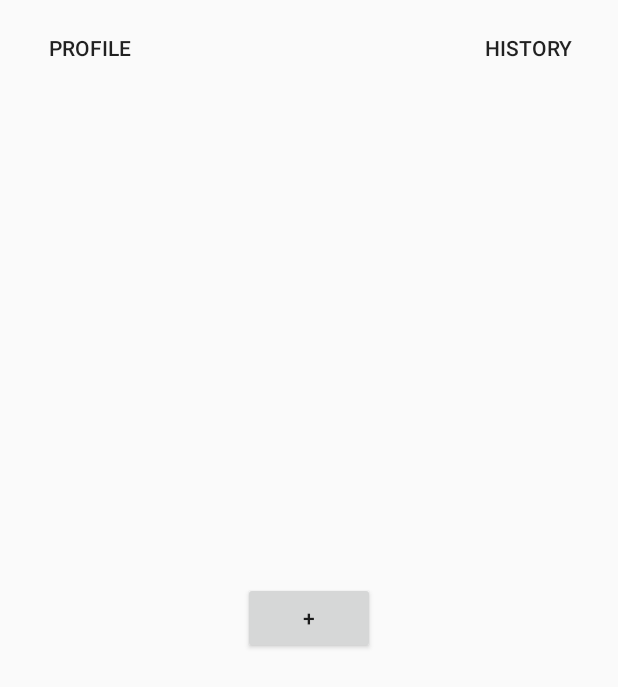
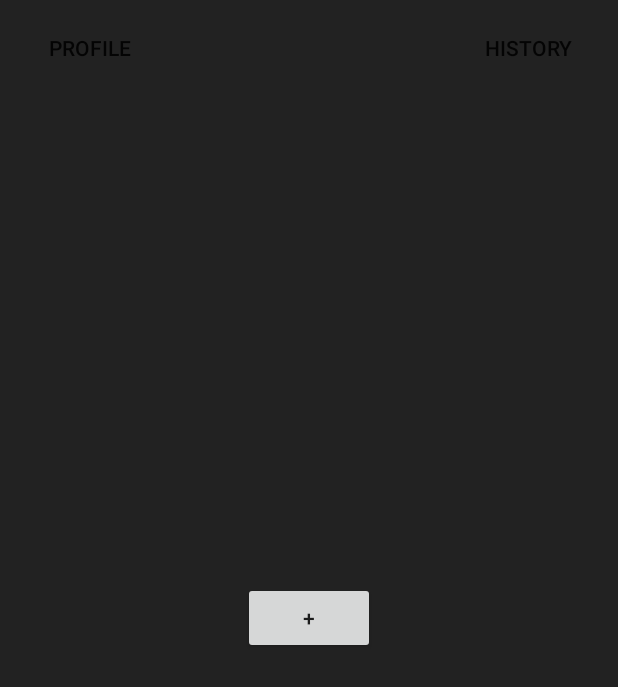
Before and after one commit to berkecankocyigit/CS394-Project, an Android app: the screen it shows after launch (MainActivity), on a phone screen of 412 x 824 dp. Shown: the top 687 px of the screen. Run offline under Robolectric (Android 15) with nearby library versions, the phone set to English and light mode, and no system bars; our stand-ins replace data binding, navigation-ui.

Commit message:
Update activity_main.xml
changed the background color

```diff
--- a/app/src/main/res/layout/activity_main.xml
+++ b/app/src/main/res/layout/activity_main.xml
@@ -1,13 +1,14 @@
 <?xml version="1.0" encoding="utf-8"?>
-<androidx.drawerlayout.widget.DrawerLayout xmlns:android="http://schemas.android.com/apk/res/android"
+<androidx.drawerlayout.widget.DrawerLayout
+    xmlns:android="http://schemas.android.com/apk/res/android"
     xmlns:app="http://schemas.android.com/apk/res-auto"
     xmlns:tools="http://schemas.android.com/tools"
     android:layout_width="match_parent"
     android:layout_height="match_parent"
     tools:context=".MainActivity"
     android:id="@+id/drawerLayout"
-    android:fitsSystemWindows="true">
-
+    android:fitsSystemWindows="true"
+    android:background="@color/dark_gray">
 
     <androidx.fragment.app.FragmentContainerView
         android:id="@+id/navHost"
```
